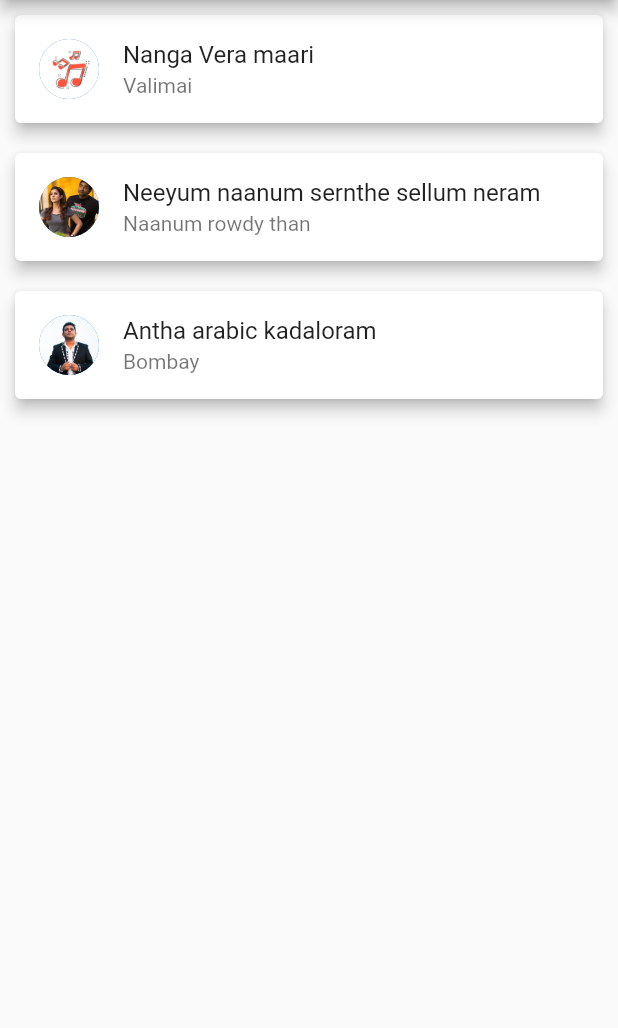
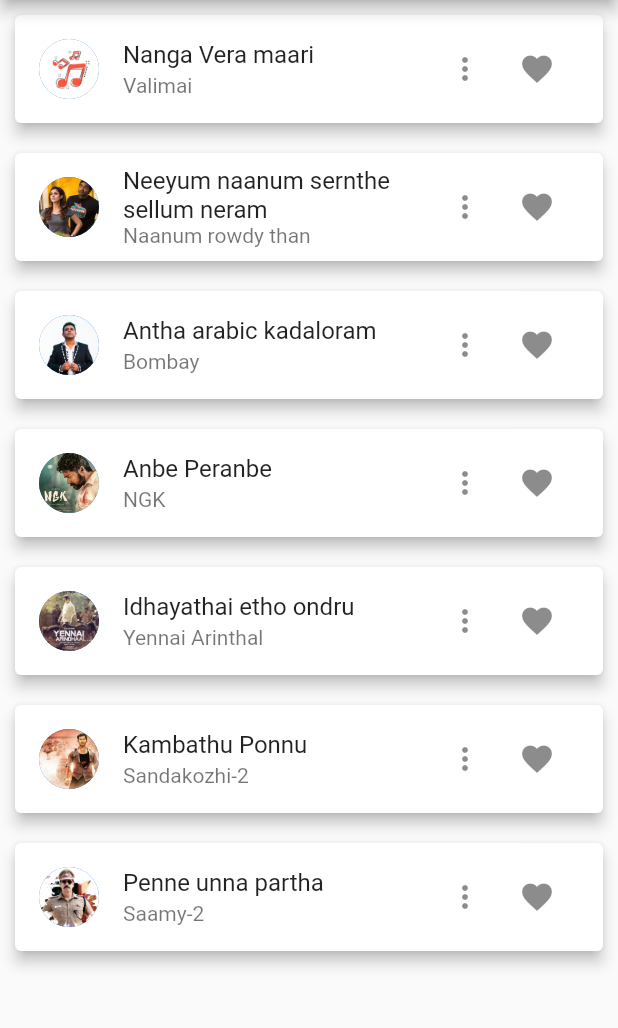
Before and after one commit to cool-man-vk/jazz-player, a Flutter app: the screen it shows after launch, on a phone screen of 412 x 824 dp, the part 84-1112 px from its top. Run offline on Flutter 3.47's test engine with Material 2 defaults, Android fonts, the phone set to English and light mode, and no system bars; our stand-ins replace audioplayers.

Commit message:
changes done

```diff
--- a/lib/widgets/music_list.dart
+++ b/lib/widgets/music_list.dart
@@ -5,6 +5,8 @@ import 'package:audioplayers/audio_cache.dart';
 import 'package:audioplayers/audioplayers.dart';
 
 class MusicList extends StatelessWidget {
+
+  bool favClicked = false;
 
   AudioCache? cache;
   final String id;
@@ -33,10 +35,39 @@ class MusicList extends StatelessWidget {
           ),
           title: Text(songName),
           subtitle: Text(movieName),
+          trailing: SizedBox(
+            width: 100,
+            child: Row(
+              children: [
+                PopupMenuButton(
+                  onSelected: (value){},
+                  itemBuilder: (context) => [
+                    PopupMenuItem(
+                          child: ElevatedButton(
+                          onPressed: (){},
+                          child: Row(
+                            mainAxisAlignment: MainAxisAlignment.center,
+                            crossAxisAlignment: CrossAxisAlignment.center,
+                            children: const[
+                               Icon(Icons.queue),
+                               SizedBox(width: 6,),
+                               Text('Add to Queue'),
+                            ],
+                          )
+                          )
+                      ),
+                  ],
+                ),
+                IconButton(
+                  icon: const Icon(Icons.favorite),
+                  onPressed: (){},
+                )
+              ],
+            ),
+          ),
         ),
         onTap: ()
         {
-          cache!.play(music);
           Navigator.of(context).pushNamed(
             PlayingScreen.routeName ,
             arguments: PlayingScreenArgs(
@@ -44,7 +75,8 @@ class MusicList extends StatelessWidget {
               image: image ,
               music: music
             )
-        );}
+          );
+        }
       ),
     );
 }
--- a/lib/widgets/music_lists.dart
+++ b/lib/widgets/music_lists.dart
@@ -24,6 +24,34 @@ class MusicLists extends StatelessWidget {
         'movieName': 'Bombay',
         'image': 'assets/images/ar-rahman.jpg',
         'music': 'audio/andha-arabic.mp3'
+      },
+      {
+        'id':'1004',
+        'songName':'Anbe Peranbe',
+        'movieName' : 'NGK',
+        'image':'assets/images/anbe-peranbe-ngk.jpg',
+        'music':'audio/anbe-peranbe.mp3'
+      },
+      {
+        'id':'1005',
+        'songName':'Idhayathai etho ondru',
+        'movieName' : 'Yennai Arinthal',
+        'image':'assets/images/idhayathai.jpg',
+        'music':'audio/anbe-peranbe.mp3'
+      },
+      {
+        'id':'1006',
+        'songName':'Kambathu Ponnu',
+        'movieName':'Sandakozhi-2',
+        'image':'assets/images/sandakozhi-2.jpg',
+        'music':'audio/kambathu-ponnu.mp3'
+      },
+      {
+        'id':'1007',
+        'songName':'Penne unna partha',
+        'movieName' : 'Saamy-2',
+        'image':'assets/images/saamy-2.jpg',
+        'music':'audio/penne-unna-paartha-saamy2.mp3'
       }
   ];
 
```
Also changed, not shown: lib/screens/playing_screen.dart (+3 -24 lines), pubspec.yaml (+8 -0 lines), assets/images/anbe-peranbe-ngk.jpg (added), assets/images/idhayathai.jpg (added), assets/images/saamy-2.jpg (added), assets/images/sandakozhi-2.jpg (added), 4 other files. Lines whose indentation alone changed are shown as unchanged.
